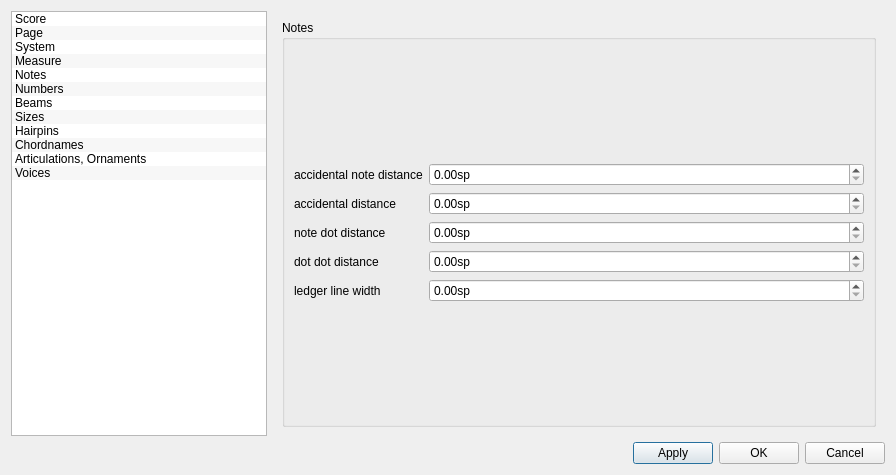
Before: the Qt Designer form mscore/mscore/editstyle.ui in musescore/musescore-old, drawn with Qt 5.
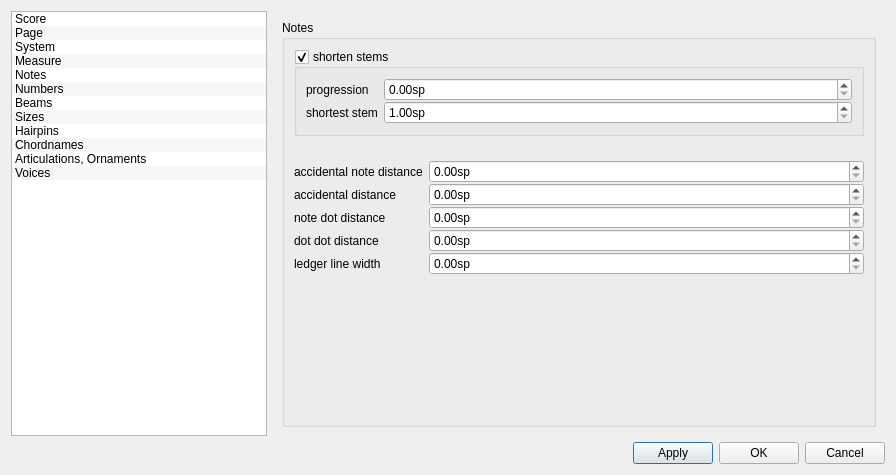
After: the same form once the commit is applied.

```diff
--- a/mscore/mscore/editstyle.ui
+++ b/mscore/mscore/editstyle.ui
@@ -914,22 +914,84 @@
          <property name="flat">
           <bool>true</bool>
          </property>
-         <layout class="QVBoxLayout" name="verticalLayout_8">
+         <layout class="QVBoxLayout" name="verticalLayout_10">
           <item>
-           <spacer name="verticalSpacer_5">
+           <widget class="QGroupBox" name="shortenStem">
+            <property name="title">
+             <string>shorten stems</string>
+            </property>
+            <property name="flat">
+             <bool>true</bool>
+            </property>
+            <property name="checkable">
+             <bool>true</bool>
+            </property>
+            <layout class="QVBoxLayout" name="verticalLayout_8">
+             <item>
+              <layout class="QFormLayout" name="formLayout_6">
+               <property name="verticalSpacing">
+                <number>0</number>
+               </property>
+               <item row="0" column="0">
+                <widget class="QLabel" name="label_46">
+                 <property name="text">
+                  <string>progression</string>
+                 </property>
+                </widget>
+               </item>
+               <item row="0" column="1">
+                <widget class="QDoubleSpinBox" name="shortStemProgression">
+                 <property name="suffix">
+                  <string extracomment="space unit">sp</string>
+                 </property>
+                 <property name="singleStep">
+                  <double>0.125000000000000</double>
+                 </property>
+                </widget>
+               </item>
+               <item row="1" column="1">
+                <widget class="QDoubleSpinBox" name="shortestStem">
+                 <property name="suffix">
+                  <string extracomment="space unit">sp</string>
+                 </property>
+                 <property name="minimum">
+                  <double>1.000000000000000</double>
+                 </property>
+                 <property name="singleStep">
+                  <double>0.250000000000000</double>
+                 </property>
+                </widget>
+               </item>
+               <item row="1" column="0">
+                <widget class="QLabel" name="label_47">
+                 <property name="text">
+                  <string>shortest stem</string>
+                 </property>
+                </widget>
+               </item>
+              </layout>
+             </item>
+            </layout>
+           </widget>
+          </item>
+          <item>
+           <spacer name="verticalSpacer_2">
             <property name="orientation">
              <enum>Qt::Vertical</enum>
             </property>
             <property name="sizeHint" stdset="0">
              <size>
               <width>20</width>
-              <height>162</height>
+              <height>40</height>
              </size>
             </property>
            </spacer>
           </item>
           <item>
            <layout class="QFormLayout" name="formLayout_4">
+            <property name="verticalSpacing">
+             <number>0</number>
+            </property>
             <item row="0" column="0">
              <widget class="QLabel" name="label_25">
               <property name="text">
```
Left out of the diff: 6 changed lines with no effect on the pictures.
